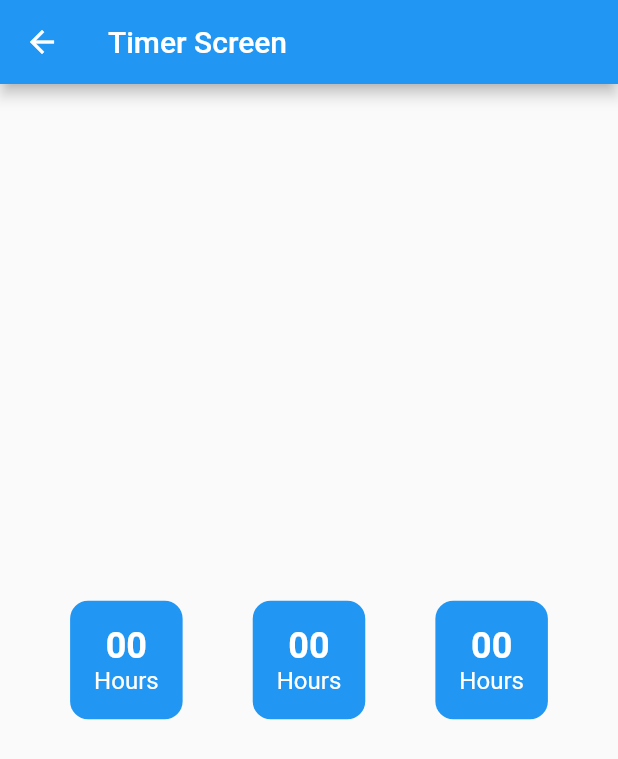
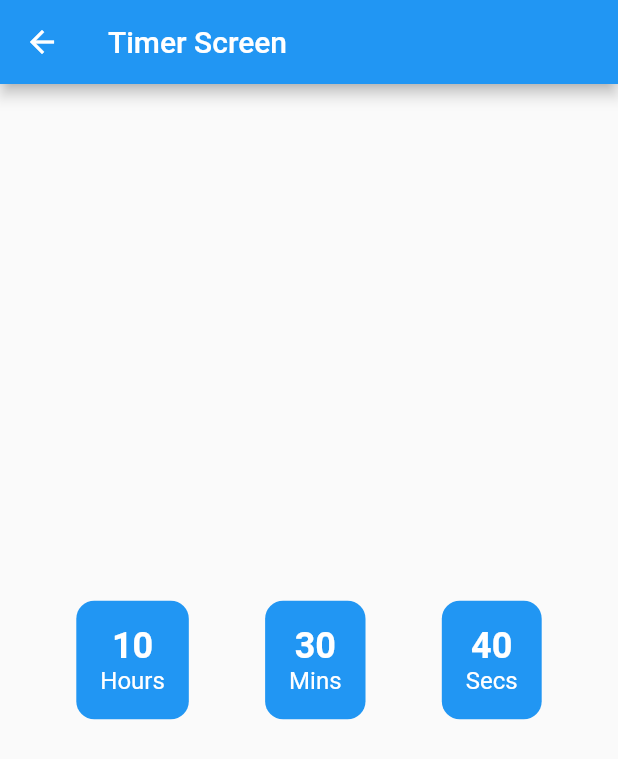
Before and after one commit to ATGBOOM/arnavapp, a Flutter app: the screen it shows after launch, after a tap on "Start Timer", on a phone screen of 412 x 824 dp. Shown: the top 759 px of the screen. Run offline on Flutter 3.47's test engine with Material 2 defaults, Android fonts, the phone set to English and light mode, and no system bars.

```diff
--- a/lib/home/home_screen.dart
+++ b/lib/home/home_screen.dart
@@ -1,3 +1,4 @@
+import 'package:arnavapp/playground/playground_screen.dart';
 import 'package:arnavapp/timer/timer_screen.dart';
 import 'package:flutter/material.dart';
 
@@ -21,7 +22,13 @@ class HomeScreen extends StatelessWidget{
                   Navigator.push(context, MaterialPageRoute(builder: (context ) => TimerScreen()));
                },
                child: Text("Start Timer")
-           )
+           ),
+           ElevatedButton(
+               onPressed: (){
+                 Navigator.push(context, MaterialPageRoute(builder: (context ) => PlaygroundScreen()));
+               },
+               child: Text("smile")
+           ),
          ],
        ),
      ),
--- a/lib/timer/timer_container.dart
+++ b/lib/timer/timer_container.dart
@@ -1,6 +1,11 @@
 import 'package:flutter/material.dart';
 
 class TimerContainer extends StatelessWidget{
+  String timerLabel;
+  String timerValue;
+
+  TimerContainer({required this.timerLabel,required this.timerValue});
+
   @override
   Widget build(BuildContext context) {
     return Container(
@@ -13,7 +18,7 @@ class TimerContainer extends StatelessWidget{
         mainAxisSize: MainAxisSize.min,
         children: [
           Text(
-            "00",
+            timerValue,
             style: TextStyle(
                 fontSize: 24,
                 fontWeight: FontWeight.bold,
@@ -21,7 +26,7 @@ class TimerContainer extends StatelessWidget{
             ),
           ),
           Text(
-            "Hours",
+            timerLabel,
             style: TextStyle(
                 fontSize: 16,
                 color: Colors.white
--- a/lib/timer/timer_screen.dart
+++ b/lib/timer/timer_screen.dart
@@ -12,10 +12,9 @@ class TimerScreen extends StatelessWidget{
        child: Row(
          mainAxisAlignment: MainAxisAlignment.spaceEvenly,
          children: [
-           TimerContainer(),
-           TimerContainer(),
-           TimerContainer(),
-         ],
+           TimerContainer(timerLabel: "Hours", timerValue: "10",),
+           TimerContainer(timerLabel: "Mins", timerValue: "30",),
+           TimerContainer(timerLabel: "Secs", timerValue: "40",),         ],
        )
      ),
    );
```
Also changed, not shown: lib/playground/playground_screen.dart (added, +25 -0 lines).
